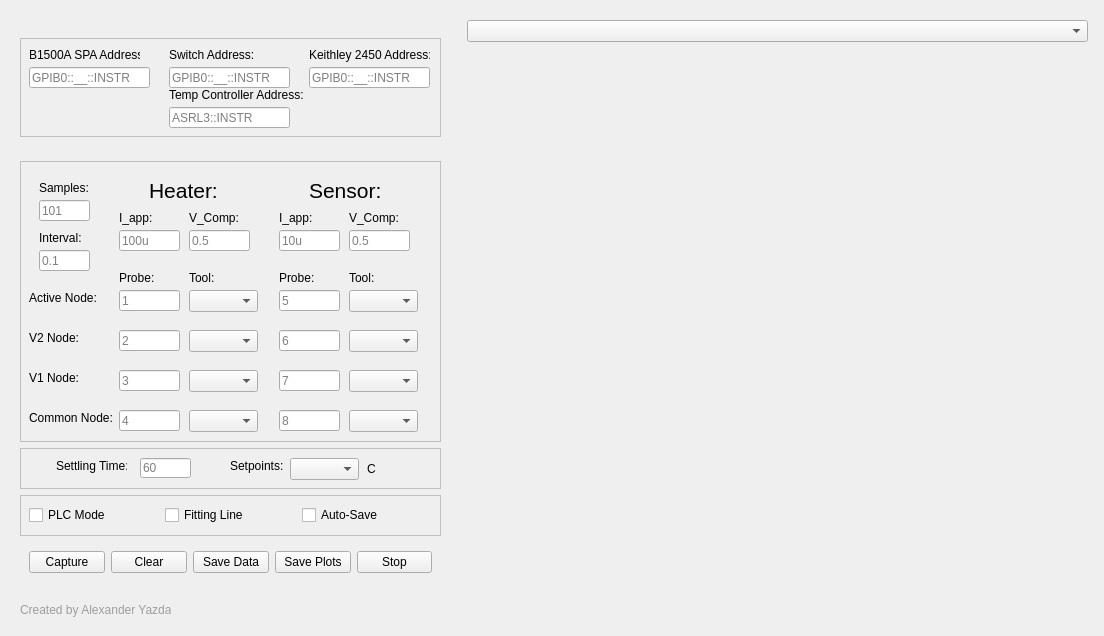
Qt form TCR_Calibration_GUI_backend.ui (Alexyazdani/GUI_Testing) before a commit.
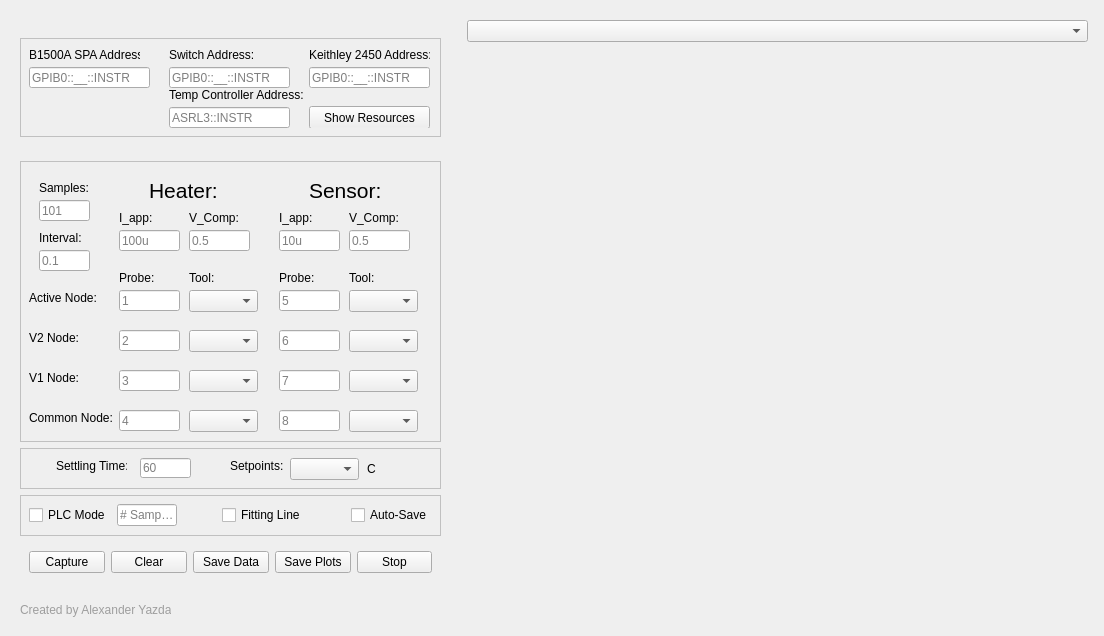
The same form after that commit. The open tabs and pages were chosen to show the change.

```diff
--- a/TCR_Calibration_GUI_backend.ui
+++ b/TCR_Calibration_GUI_backend.ui
@@ -183,6 +183,19 @@
              <string>Temp Controller Address:</string>
             </property>
            </widget>
+           <widget class="QPushButton" name="pushButton">
+            <property name="geometry">
+             <rect>
+              <x>280</x>
+              <y>59</y>
+              <width>121</width>
+              <height>23</height>
+             </rect>
+            </property>
+            <property name="text">
+             <string>Show Resources</string>
+            </property>
+           </widget>
           </widget>
          </item>
         </layout>
@@ -855,6 +868,38 @@
            </property>
           </widget>
          </item>
+         <item>
+          <widget class="QLineEdit" name="plc_samples_entry">
+           <property name="minimumSize">
+            <size>
+             <width>60</width>
+             <height>0</height>
+            </size>
+           </property>
+           <property name="maximumSize">
+            <size>
+             <width>60</width>
+             <height>16777215</height>
+            </size>
+           </property>
+           <property name="placeholderText">
+            <string># Samples</string>
+           </property>
+          </widget>
+         </item>
+         <item>
+          <spacer name="horizontalSpacer">
+           <property name="orientation">
+            <enum>Qt::Horizontal</enum>
+           </property>
+           <property name="sizeHint" stdset="0">
+            <size>
+             <width>44</width>
+             <height>20</height>
+            </size>
+           </property>
+          </spacer>
+         </item>
          <item>
           <widget class="QCheckBox" name="fit_line_checkBox">
            <property name="text">
@@ -862,6 +907,19 @@
            </property>
           </widget>
          </item>
+         <item>
+          <spacer name="horizontalSpacer_2">
+           <property name="orientation">
+            <enum>Qt::Horizontal</enum>
+           </property>
+           <property name="sizeHint" stdset="0">
+            <size>
+             <width>44</width>
+             <height>20</height>
+            </size>
+           </property>
+          </spacer>
+         </item>
          <item>
           <widget class="QCheckBox" name="save_checkBox">
            <property name="text">
```
Left out of the diff: 3 changed lines with no effect on the pictures.
